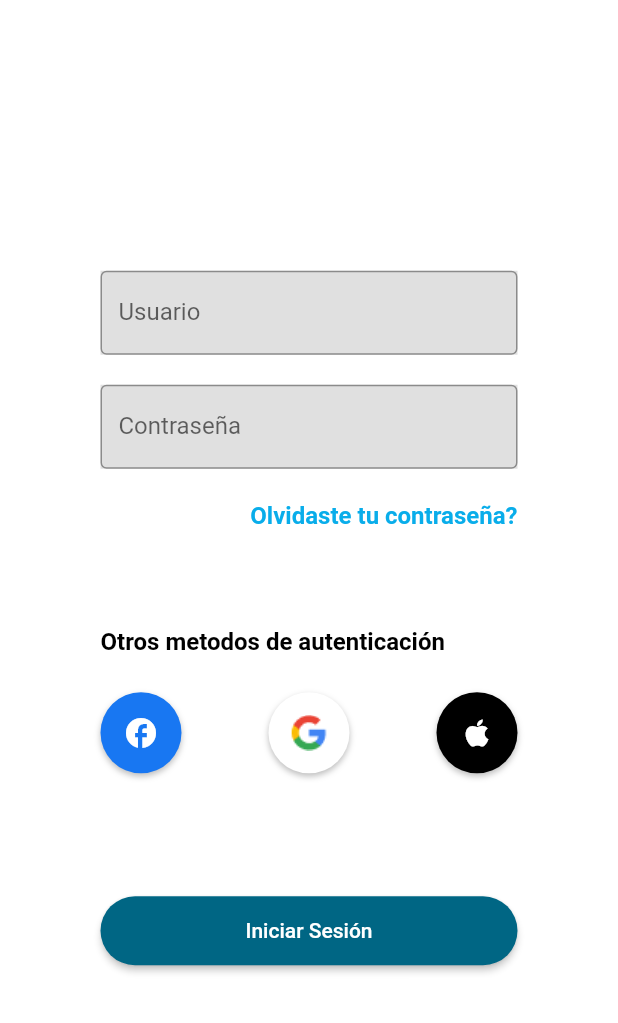
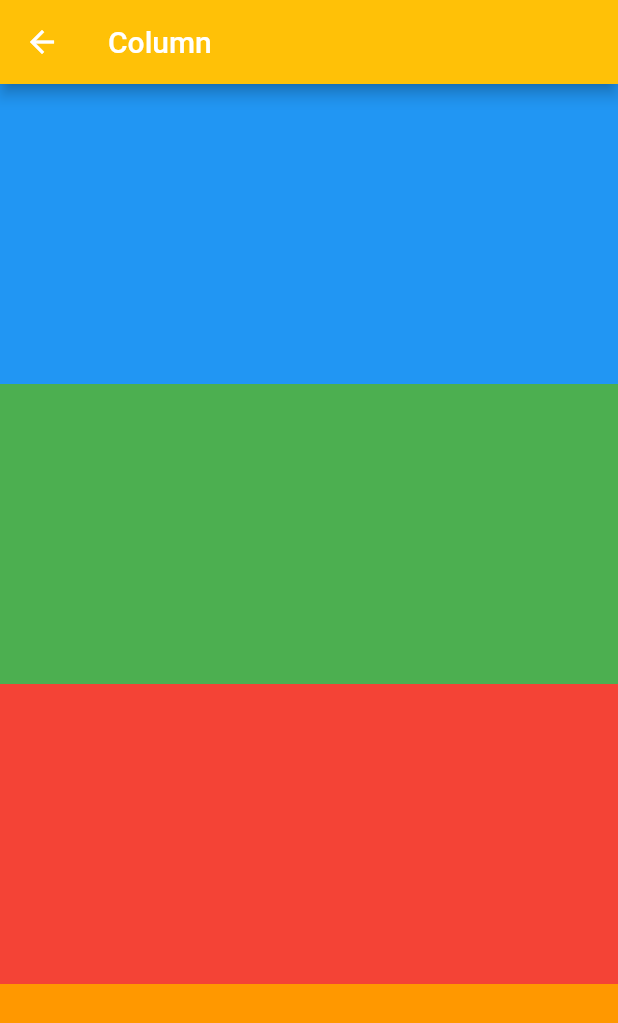
Before and after one commit to EsliSoGa/colocho, a Flutter app: the screen it shows after launch, after a tap on the "facebook" icon, on a phone screen of 412 x 824 dp. Shown: the top 1023 px of the screen. Run offline on Flutter 3.47's test engine with Material 2 defaults, Android fonts, the phone set to English and light mode, and no system bars.

Commit message:
Column y Row scroll

```diff
--- /dev/null
+++ b/colocho_store/lib/column.dart
@@ -0,0 +1,42 @@
+import 'package:flutter/material.dart';
+
+class ColumnScreen extends StatelessWidget {
+  const ColumnScreen({Key? key}) : super(key: key);
+
+  @override
+  Widget build(BuildContext context) {
+    return Scaffold(
+      appBar: AppBar(
+        title: const Text('Column'),
+      ),
+      body: ListView(
+        children: [
+          Column(
+            children: [
+              Container(
+                color: Colors.blue,
+                height: 200.0,
+              ),
+              Container(
+                color: Colors.green,
+                height: 200.0,
+              ),
+              Container(
+                color: Colors.red,
+                height: 200.0,
+              ),
+              Container(
+                color: Colors.orange,
+                height: 200.0,
+              ),
+              Container(
+                color: Colors.pink,
+                height: 200.0,
+              ),
+            ],
+          ),
+        ],
+      ),
+    );
+  }
+}
--- a/colocho_store/lib/login.dart
+++ b/colocho_store/lib/login.dart
@@ -1,4 +1,6 @@
+import 'package:colocho_store/column.dart';
 import 'package:colocho_store/home.dart';
+import 'package:colocho_store/row.dart';
 import 'package:flutter/material.dart';
 //import 'package:flutter/src/foundation/key.dart';
 //import 'package:flutter/src/widgets/framework.dart';
@@ -107,7 +109,13 @@ class _LoginScreenState extends State<LoginScreen> {
                           //padding: const EdgeInsets.all(6.0), No funciona
                           icon: const Icon(Icons.facebook),
                           color: Colors.white,
-                          onPressed: () {},
+                          onPressed: () {
+                            Navigator.push(
+                              context,
+                              MaterialPageRoute(
+                                  builder: (context) => const ColumnScreen()),
+                            );
+                          },
                         ),
                       ),
                       Ink(
@@ -128,7 +136,13 @@ class _LoginScreenState extends State<LoginScreen> {
                               image: AssetImage(
                                   'assets/images/iconos/GoogleLogo.png')),
                           color: Colors.black,
-                          onPressed: () {},
+                          onPressed: () {
+                            Navigator.push(
+                              context,
+                              MaterialPageRoute(
+                                  builder: (context) => const RowScreen()),
+                            );
+                          },
                         ),
                       ),
                       Ink(
```
Also changed, not shown: colocho_store/lib/row.dart (added, +48 -0 lines).
